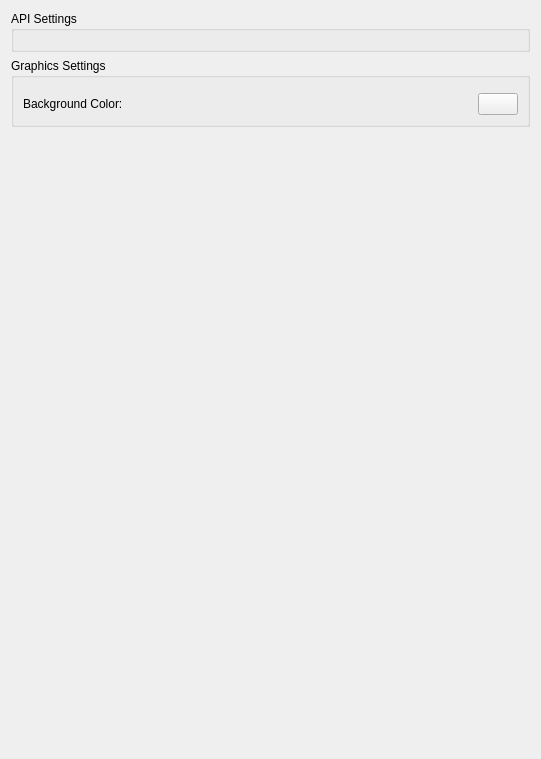
First picture: the form in src/citron/configuration/configure_graphics.ui, repository citron-neo/emulator, before the edit.
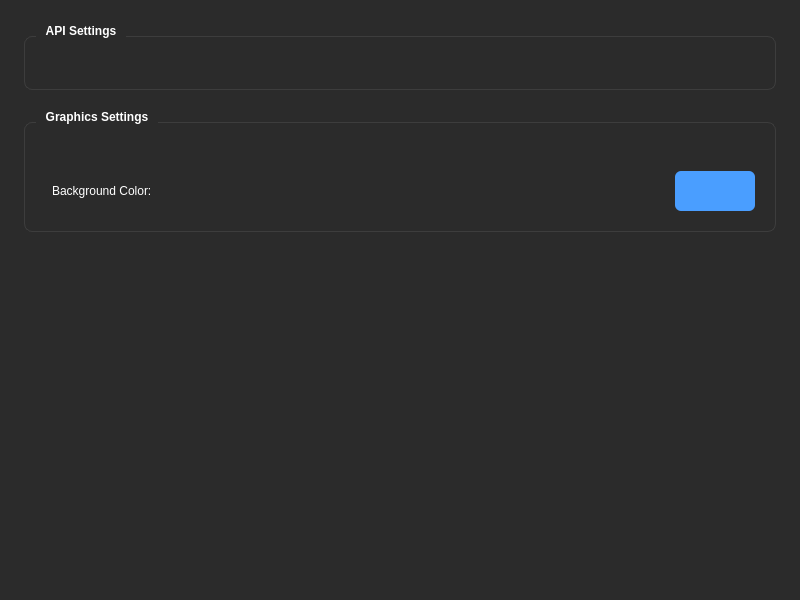
Second picture: the form after the edit.

Commit message:
ui: Redesign settings dialog with modern layout and improved UX
- Reorganize tabs in logical order (General first, UI, System, etc.)
- Implement single-row dynamic tab layout for cleaner appearance
- Shorten tab labels for better fit ("UI", "Graphics (Adv)")
- Fix Graphics tab layout with proper scrolling and spacing
- Remove redundant reset settings checkbox (use General tab instead)
- Apply modern dark theme styling with improved colors and spacing
- Enhance tab button sizing and responsiveness
- Update copyright headers for 2025

What changed in the file:
```diff
--- a/src/citron/configuration/configure_graphics.ui
+++ b/src/citron/configuration/configure_graphics.ui
@@ -6,8 +6,8 @@
    <rect>
     <x>0</x>
     <y>0</y>
-    <width>541</width>
-    <height>759</height>
+    <width>800</width>
+    <height>600</height>
    </rect>
   </property>
   <property name="windowTitle">
@@ -16,15 +16,212 @@
   <property name="accessibleName">
    <string>Graphics</string>
   </property>
+  <property name="styleSheet">
+   <string>QWidget {
+    background-color: #2b2b2b;
+    color: #ffffff;
+}
+
+QGroupBox {
+    font-weight: bold;
+    border: 1px solid #3d3d3d;
+    border-radius: 8px;
+    margin-top: 12px;
+    padding-top: 12px;
+    background-color: #2b2b2b;
+    color: #ffffff;
+}
+
+QGroupBox::title {
+    subcontrol-origin: margin;
+    left: 12px;
+    padding: 0 8px 0 8px;
+    color: #ffffff;
+    font-weight: bold;
+}
+
+QComboBox {
+    background-color: #3d3d3d;
+    border: 1px solid #5d5d5d;
+    border-radius: 6px;
+    padding: 8px 12px;
+    color: #ffffff;
+    min-width: 200px;
+    min-height: 28px;
+    selection-background-color: #4a9eff;
+}
+
+QComboBox:hover {
+    border-color: #4a9eff;
+    background-color: #404040;
+}
+
+QComboBox:focus {
+    border-color: #4a9eff;
+    background-color: #404040;
+}
+
+QComboBox::drop-down {
+    border: none;
+    width: 25px;
+    subcontrol-origin: padding;
+    subcontrol-position: top right;
+    background-color: transparent;
+}
+
+QComboBox::down-arrow {
+    width: 12px;
+    height: 12px;
+    background-color: #ffffff;
+}
+
+QComboBox QAbstractItemView {
+    background-color: #3d3d3d;
+    border: 1px solid #4a9eff;
+    selection-background-color: #4a9eff;
+    color: #ffffff;
+    outline: none;
+    padding: 4px;
+}
+
+QComboBox QAbstractItemView::item {
+    padding: 8px;
+    border: none;
+    background-color: transparent;
+    min-height: 20px;
+}
+
+QComboBox QAbstractItemView::item:selected {
+    background-color: #4a9eff;
+    color: #ffffff;
+}
+
+QComboBox QAbstractItemView::item:hover {
+    background-color: #5dafff;
+    color: #ffffff;
+}
+
+QCheckBox {
+    color: #ffffff;
+    spacing: 12px;
+    padding: 6px;
+    background-color: transparent;
+    min-height: 24px;
+}
+
+QCheckBox::indicator {
+    width: 18px;
+    height: 18px;
+    border: 2px solid #5d5d5d;
+    border-radius: 4px;
+    background-color: #3d3d3d;
+}
+
+QCheckBox::indicator:checked {
+    background-color: #4a9eff;
+    border-color: #4a9eff;
+}
+
+QCheckBox::indicator:hover {
+    border-color: #4a9eff;
+}
+
+QPushButton {
+    background-color: #4a9eff;
+    color: #ffffff;
+    border: none;
+    padding: 10px 20px;
+    border-radius: 6px;
+    font-weight: bold;
+    min-height: 20px;
+}
+
+QPushButton:hover {
+    background-color: #5dafff;
+}
+
+QPushButton:pressed {
+    background-color: #2980b9;
+}
+
+QLabel {
+    color: #ffffff;
+    background-color: transparent;
+    padding: 4px;
+    min-width: 120px;
+}
+
+QSlider::groove:horizontal {
+    border: 1px solid #5d5d5d;
+    height: 8px;
+    background-color: #3d3d3d;
+    border-radius: 4px;
+}
+
+QSlider::handle:horizontal {
+    background-color: #4a9eff;
+    border: 1px solid #4a9eff;
+    width: 18px;
+    margin: -5px 0;
+    border-radius: 9px;
+}
+
+QSlider::handle:horizontal:hover {
+    background-color: #5dafff;
+}
+
+QSpinBox, QDoubleSpinBox {
+    background-color: #3d3d3d;
+    border: 1px solid #5d5d5d;
+    border-radius: 6px;
+    padding: 6px;
+    color: #ffffff;
+    min-height: 20px;
+}
+
+QSpinBox:focus, QDoubleSpinBox:focus {
+    border-color: #4a9eff;
+    background-color: #404040;
+}
+</string>
+  </property>
   <layout class="QVBoxLayout" name="verticalLayout_1">
-   <item>
-    <layout class="QVBoxLayout" name="verticalLayout_2">
+   <property name="spacing">
+    <number>20</number>
+   </property>
+   <property name="leftMargin">
+    <number>24</number>
+   </property>
+   <property name="topMargin">
+    <number>24</number>
+   </property>
+   <property name="rightMargin">
+    <number>24</number>
+   </property>
+   <property name="bottomMargin">
+    <number>24</number>
+   </property>
      <item>
       <widget class="QGroupBox" name="groupBox_2">
        <property name="title">
         <string>API Settings</string>
        </property>
        <layout class="QVBoxLayout" name="verticalLayout_3">
+      <property name="spacing">
+       <number>16</number>
+      </property>
+      <property name="leftMargin">
+       <number>20</number>
+      </property>
+      <property name="topMargin">
+       <number>20</number>
+      </property>
+      <property name="rightMargin">
+       <number>20</number>
+      </property>
+      <property name="bottomMargin">
+       <number>20</number>
+      </property>
         <item>
          <widget class="QWidget" name="api_widget" native="true">
           <layout class="QHBoxLayout" name="horizontalLayout">
@@ -48,16 +245,25 @@
      </item>
      <item>
       <widget class="QGroupBox" name="groupBox">
-       <property name="maximumSize">
-        <size>
-         <width>16777215</width>
-         <height>16777215</height>
-        </size>
-       </property>
        <property name="title">
         <string>Graphics Settings</string>
        </property>
        <layout class="QVBoxLayout" name="verticalLayout_4">
+      <property name="spacing">
+       <number>16</number>
+      </property>
+      <property name="leftMargin">
+       <number>20</number>
+      </property>
+      <property name="topMargin">
+       <number>20</number>
+      </property>
+      <property name="rightMargin">
+       <number>20</number>
+      </property>
+      <property name="bottomMargin">
+       <number>20</number>
+      </property>
         <item>
          <widget class="QWidget" name="graphics_widget" native="true">
           <layout class="QVBoxLayout" name="verticalLayout">
@@ -79,6 +285,9 @@
         <item>
          <widget class="QWidget" name="bg_widget" native="true">
           <layout class="QHBoxLayout" name="bg_layout">
+         <property name="spacing">
+          <number>16</number>
+         </property>
            <property name="leftMargin">
             <number>0</number>
            </property>
@@ -102,6 +311,12 @@
              <property name="text">
               <string>Background Color:</string>
              </property>
+           <property name="minimumSize">
+            <size>
+             <width>120</width>
+             <height>0</height>
+            </size>
+           </property>
             </widget>
            </item>
            <item>
@@ -114,8 +329,14 @@
              </property>
              <property name="maximumSize">
               <size>
-               <width>40</width>
-               <height>16777215</height>
+             <width>80</width>
+             <height>40</height>
+            </size>
+           </property>
+           <property name="minimumSize">
+            <size>
+             <width>80</width>
+             <height>40</height>
               </size>
              </property>
              <property name="text">
@@ -128,8 +349,6 @@
         </item>
        </layout>
       </widget>
-     </item>
-    </layout>
    </item>
    <item>
     <spacer name="verticalSpacer">
```
Left out of the diff: 6 changed lines with no effect on the pictures. Lines whose indentation alone changed are shown as unchanged. The commit also changes 5 other files.
